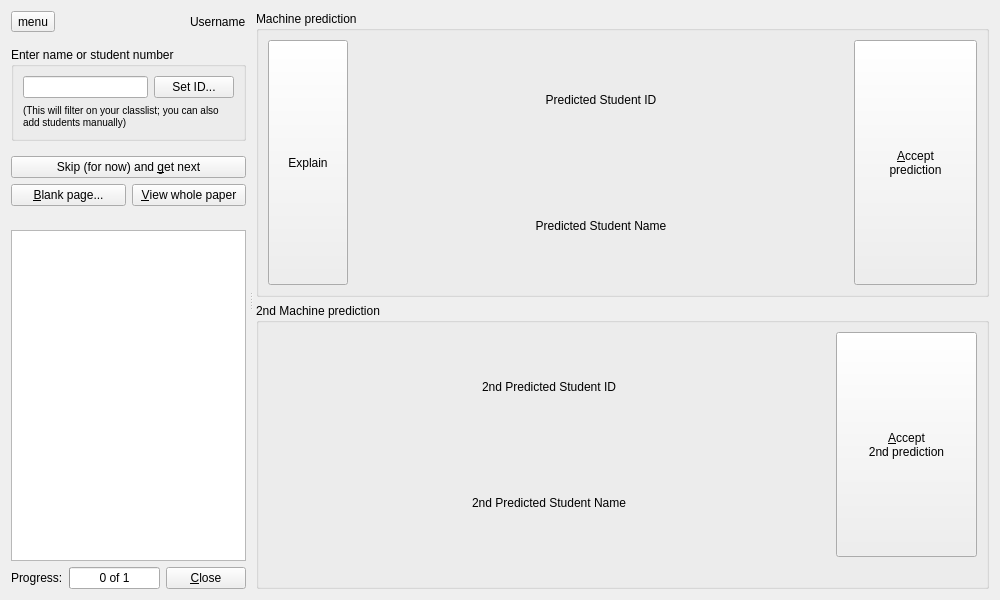
The window that plomclient/client/ui_files/identifier.ui (plomgrading/plom-client) describes before a commit, drawn with Qt 5.
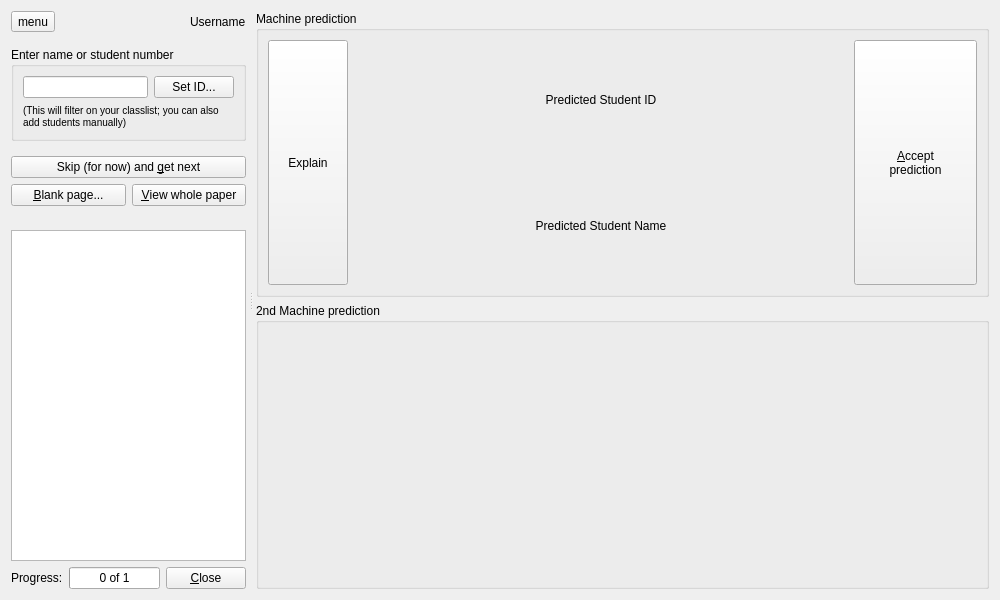
The same window after the commit.

Commit message:
Redo prediction handling to be less rigid
Stop using special names like MLLAP.  Important thing is if they agree,
one button with alt-a accelerator.

If they disagree, use a new code that makes a list of buttons.

Diff of the .ui file:
```diff
--- a/plomclient/client/ui_files/identifier.ui
+++ b/plomclient/client/ui_files/identifier.ui
@@ -366,64 +366,7 @@
          <property name="title">
           <string>2nd Machine prediction</string>
          </property>
-         <layout class="QGridLayout" name="gridLayout_6">
-          <item row="0" column="0">
-           <widget class="QLabel" name="pSIDLabel1">
-            <property name="sizePolicy">
-             <sizepolicy hsizetype="Expanding" vsizetype="Preferred">
-              <horstretch>4</horstretch>
-              <verstretch>0</verstretch>
-             </sizepolicy>
-            </property>
-            <property name="text">
-             <string>2nd Predicted Student ID</string>
-            </property>
-            <property name="alignment">
-             <set>Qt::AlignmentFlag::AlignCenter</set>
-            </property>
-           </widget>
-          </item>
-          <item row="1" column="0">
-           <widget class="QLabel" name="pNameLabel1">
-            <property name="sizePolicy">
-             <sizepolicy hsizetype="Expanding" vsizetype="Preferred">
-              <horstretch>4</horstretch>
-              <verstretch>0</verstretch>
-             </sizepolicy>
-            </property>
-            <property name="text">
-             <string>2nd Predicted Student Name</string>
-            </property>
-            <property name="alignment">
-             <set>Qt::AlignmentFlag::AlignCenter</set>
-            </property>
-           </widget>
-          </item>
-          <item row="0" column="1" rowspan="2">
-           <widget class="QPushButton" name="predButton1">
-            <property name="sizePolicy">
-             <sizepolicy hsizetype="Expanding" vsizetype="Expanding">
-              <horstretch>1</horstretch>
-              <verstretch>1</verstretch>
-             </sizepolicy>
-            </property>
-            <property name="text">
-             <string>&amp;Accept
-2nd prediction</string>
-            </property>
-           </widget>
-          </item>
-          <item row="2" column="0" colspan="2">
-           <widget class="QLabel" name="extraInfoLabel">
-            <property name="text">
-             <string/>
-            </property>
-            <property name="wordWrap">
-             <bool>true</bool>
-            </property>
-           </widget>
-          </item>
-         </layout>
+         <layout class="QGridLayout" name="gridLayout_6"/>
         </widget>
        </item>
       </layout>
```
The commit also changes 1 other file.
